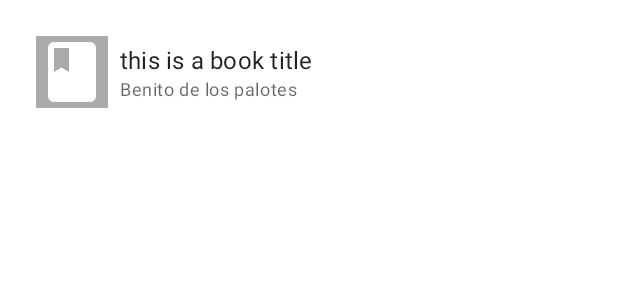
After one commit to DevPicon/clean-architecture-structure-sample, an Android app: the layout item_book.xml on its own in the app's theme, with its tools: preview values and no code run, on a phone screen of 412 x 824 dp. The commit adds this screen. Shown: the top 300 px of the screen. Run offline under Robolectric (Android 15) with nearby library versions, the phone set to English and light mode, and no system bars.

Commit message:
add layout using the view-based system

```diff
--- /dev/null
+++ b/presentation/src/main/res/drawable/ic_baseline_add_24.xml
@@ -0,0 +1,5 @@
+<vector android:height="24dp" android:tint="#FFFFFF"
+    android:viewportHeight="24" android:viewportWidth="24"
+    android:width="24dp" xmlns:android="http://schemas.android.com/apk/res/android">
+    <path android:fillColor="@android:color/white" android:pathData="M19,13h-6v6h-2v-6H5v-2h6V5h2v6h6v2z"/>
+</vector>
--- /dev/null
+++ b/presentation/src/main/res/drawable/ic_baseline_book_24.xml
@@ -0,0 +1,5 @@
+<vector android:height="24dp" android:tint="#FFFFFF"
+    android:viewportHeight="24" android:viewportWidth="24"
+    android:width="24dp" xmlns:android="http://schemas.android.com/apk/res/android">
+    <path android:fillColor="@android:color/white" android:pathData="M18,2H6c-1.1,0 -2,0.9 -2,2v16c0,1.1 0.9,2 2,2h12c1.1,0 2,-0.9 2,-2V4c0,-1.1 -0.9,-2 -2,-2zM6,4h5v8l-2.5,-1.5L6,12V4z"/>
+</vector>
--- /dev/null
+++ b/presentation/src/main/res/layout/item_book.xml
@@ -0,0 +1,45 @@
+<?xml version="1.0" encoding="utf-8"?>
+<androidx.constraintlayout.widget.ConstraintLayout xmlns:android="http://schemas.android.com/apk/res/android"
+    xmlns:app="http://schemas.android.com/apk/res-auto"
+    xmlns:tools="http://schemas.android.com/tools"
+    android:layout_width="match_parent"
+    android:layout_height="wrap_content"
+    android:padding="16dp">
+
+    <ImageView
+        android:id="@+id/iv_book_image"
+        android:layout_width="48dp"
+        android:background="@android:color/darker_gray"
+        android:layout_height="48dp"
+        android:layout_margin="8dp"
+        android:src="@drawable/ic_baseline_book_24"
+        app:layout_constraintBottom_toBottomOf="parent"
+        app:layout_constraintStart_toStartOf="parent"
+        app:layout_constraintTop_toTopOf="parent"
+        android:contentDescription="@string/content_description_book_cover" />
+
+    <TextView
+        android:id="@+id/tv_book_title"
+        android:layout_width="0dp"
+        android:layout_height="wrap_content"
+        android:layout_marginStart="8dp"
+        android:textAppearance="@style/TextAppearance.MaterialComponents.Subtitle1"
+        app:layout_constraintBottom_toTopOf="@+id/tv_book_author"
+        app:layout_constraintEnd_toEndOf="parent"
+        app:layout_constraintStart_toEndOf="@+id/iv_book_image"
+        app:layout_constraintTop_toTopOf="parent"
+        app:layout_constraintVertical_chainStyle="packed"
+        tools:text="this is a book title" />
+
+    <TextView
+        android:id="@+id/tv_book_author"
+        android:layout_width="0dp"
+        android:layout_height="wrap_content"
+        android:textAppearance="@style/TextAppearance.MaterialComponents.Caption"
+        app:layout_constraintBottom_toBottomOf="parent"
+        app:layout_constraintEnd_toEndOf="parent"
+        app:layout_constraintStart_toStartOf="@+id/tv_book_title"
+        app:layout_constraintTop_toBottomOf="@+id/tv_book_title"
+        tools:text="Benito de los palotes" />
+
+</androidx.constraintlayout.widget.ConstraintLayout>
--- a/presentation/src/main/res/values/strings.xml
+++ b/presentation/src/main/res/values/strings.xml
@@ -1,3 +1,5 @@
 <resources>
     <string name="app_name">My Clean Architecture Application</string>
+    <string name="content_description_book_cover">book cover</string>
+    <string name="content_description_add_book_button">Add Book</string>
 </resources>
```
Also changed, not shown: presentation/src/main/res/layout/activity_main.xml (+20 -0 lines).
